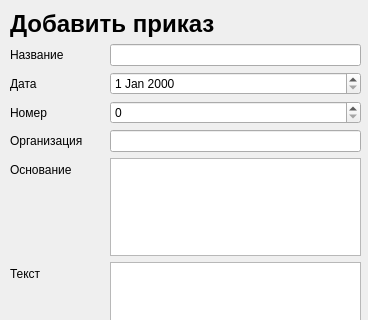
Old version of the form editWidget.ui in the repository f1rsov08/BestProject; both pictures show x 0 to 368 and y 0 to 320 of the 368 by 501 pixel window.
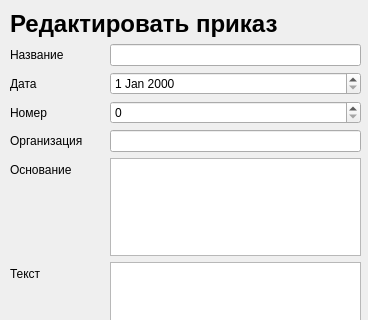
New version of the form.

Commit message: Изменена ошибка в заголовке

```diff
--- a/editWidget.ui
+++ b/editWidget.ui
@@ -26,7 +26,7 @@
     <item>
      <widget class="QLabel" name="label">
       <property name="text">
-       <string>&lt;html&gt;&lt;head/&gt;&lt;body&gt;&lt;p&gt;&lt;span style=&quot; font-size:18pt; font-weight:600;&quot;&gt;Добавить приказ&lt;/span&gt;&lt;/p&gt;&lt;/body&gt;&lt;/html&gt;</string>
+       <string>&lt;html&gt;&lt;head/&gt;&lt;body&gt;&lt;p&gt;&lt;span style=&quot; font-size:18pt; font-weight:600;&quot;&gt;Редактировать приказ&lt;/span&gt;&lt;/p&gt;&lt;/body&gt;&lt;/html&gt;</string>
       </property>
      </widget>
     </item>
```
